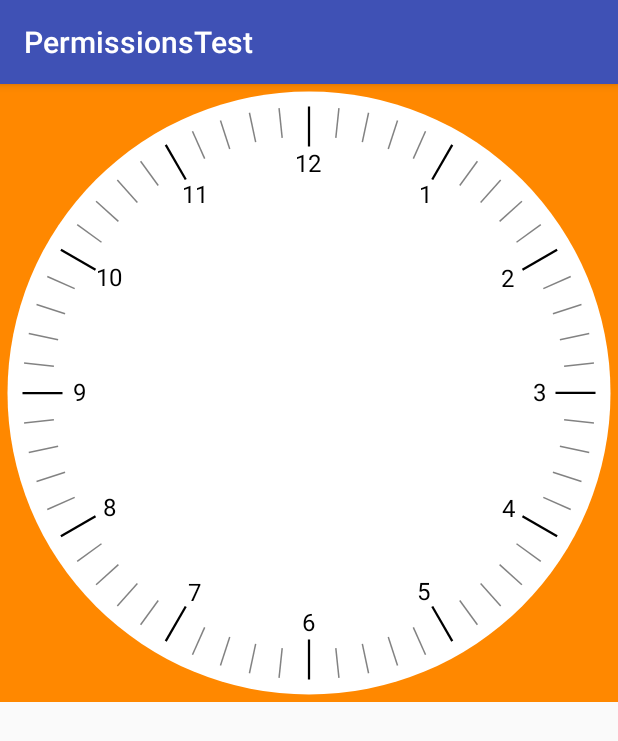
After one commit to 252162875/MyDemos, an Android app: the WatchActivity screen opened directly, with no data from a screen before it, on a phone screen of 412 x 824 dp. The commit adds this screen. Shown: the top 741 px of the screen. Run offline under Robolectric (Android 15) with nearby library versions, the phone set to English and light mode, and no system bars; our stand-ins replace ButterKnife.

Commit message:
画了表盘的刻度和文字，接下来要画指针

```diff
--- a/app/src/main/AndroidManifest.xml
+++ b/app/src/main/AndroidManifest.xml
@@ -57,6 +57,7 @@
         <activity android:name=".MuiltDownLoadActivity" />
         <activity android:name=".VerticalScrollActivity"></activity>
         <activity android:name=".PolygonActivity"></activity>
+        <activity android:name=".WatchActivity"></activity>
     </application>
 
 </manifest>
--- a/app/src/main/java/kx/rnd/com/permissionstest/SecondActivity.java
+++ b/app/src/main/java/kx/rnd/com/permissionstest/SecondActivity.java
@@ -37,7 +37,7 @@ public class SecondActivity extends Activity {
         }
     }
 
-    @OnClick({R.id.btn_buletooth, R.id.btn_muiltdownload, R.id.btn_verticalscroll,R.id.btn_polygon})
+    @OnClick({R.id.btn_buletooth, R.id.btn_muiltdownload, R.id.btn_verticalscroll, R.id.btn_polygon, R.id.btn_watch})
     public void onClick(View view) {
         switch (view.getId()) {
             case R.id.btn_buletooth:
@@ -55,6 +55,10 @@ public class SecondActivity extends Activity {
                 Intent polygonItent = new Intent(SecondActivity.this, PolygonActivity.class);
                 startActivity(polygonItent);
                 break;
+            case R.id.btn_watch:
+                Intent watchItent = new Intent(SecondActivity.this, WatchActivity.class);
+                startActivity(watchItent);
+                break;
         }
     }
 }
--- /dev/null
+++ b/app/src/main/java/kx/rnd/com/permissionstest/WatchActivity.java
@@ -0,0 +1,18 @@
+package kx.rnd.com.permissionstest;
+
+import android.os.Bundle;
+import android.support.v7.app.AppCompatActivity;
+
+import butterknife.ButterKnife;
+
+public class WatchActivity extends AppCompatActivity {
+
+    @Override
+    protected void onCreate(Bundle savedInstanceState) {
+        super.onCreate(savedInstanceState);
+        setContentView(R.layout.activity_watch);
+        ButterKnife.bind(this);
+
+    }
+
+}
--- /dev/null
+++ b/app/src/main/java/kx/rnd/com/permissionstest/view/WatchView.java
@@ -0,0 +1,193 @@
+package kx.rnd.com.permissionstest.view;
+
+import android.content.Context;
+import android.content.res.TypedArray;
+import android.graphics.Canvas;
+import android.graphics.Color;
+import android.graphics.Paint;
+import android.graphics.Rect;
+import android.util.AttributeSet;
+import android.util.Log;
+import android.view.View;
+
+import kx.rnd.com.permissionstest.R;
+import kx.rnd.com.permissionstest.utils.SizeUtil;
+
+public class WatchView extends View {
+
+    private float mRadius; //外圆半径
+    private float mPadding; //边距
+    private float mTextSize; //文字大小
+    private float mHourPointWidth; //时针宽度
+    private float mMinutePointWidth; //分针宽度
+    private float mSecondPointWidth; //秒针宽度
+    private int mPointRadius; // 指针圆角
+    private float mPointEndLength; //指针末尾的长度
+
+    private int mColorLong; //长线的颜色
+    private int mColorShort; //短线的颜色
+    private int mHourPointColor; //时针的颜色
+    private int mMinutePointColor; //分针的颜色
+    private int mSecondPointColor; //秒针的颜色
+
+    private Paint mPaint; //画笔
+
+    public WatchView(Context context) {
+        this(context, null);
+    }
+
+    public WatchView(Context context, AttributeSet attrs) {
+        super(context, attrs);
+        obtainStyledAttrs(attrs); //获取自定义的属性
+        init(); //初始化画笔
+    }
+
+    //画笔初始化
+    private void init() {
+        mPaint = new Paint();
+        mPaint.setAntiAlias(true);//设置抗锯齿
+        mPaint.setDither(true);//防抖动
+    }
+
+    //获取自定义的属性
+    private void obtainStyledAttrs(AttributeSet attrs) {
+        TypedArray array = null;
+        try {
+            array = getContext().obtainStyledAttributes(attrs, R.styleable.WatchView);
+            mPadding = array.getDimension(R.styleable.WatchView_wv_padding, DptoPx(10));
+            mTextSize = array.getDimension(R.styleable.WatchView_wv_textsize, SptoPx(16));
+            mHourPointWidth = array.getDimension(R.styleable.WatchView_wv_hour_width, DptoPx(5));
+            mMinutePointWidth = array.getDimension(R.styleable.WatchView_wv_minute_pointer_color, DptoPx(3));
+            mSecondPointWidth = array.getDimension(R.styleable.WatchView_wv_second_width, DptoPx(2));
+            mPointRadius = (int) array.getDimension(R.styleable.WatchView_wv_pointer_corner_radius, DptoPx(10));
+            mPointEndLength = array.getDimension(R.styleable.WatchView_wv_pointer_end_length, DptoPx(10));
+
+            mColorLong = array.getColor(R.styleable.WatchView_wv_scale_long_color, Color.argb(225, 0, 0, 0));
+            mColorShort = array.getColor(R.styleable.WatchView_wv_scale_short_color, Color.argb(125, 0, 0, 0));
+            mMinutePointColor = array.getColor(R.styleable.WatchView_wv_minute_pointer_color, Color.BLACK);
+            mSecondPointColor = array.getColor(R.styleable.WatchView_wv_second_pointer_color, Color.RED);
+        } catch (Exception e) {
+            //一旦出现错误全部使用默认值
+            mPadding = DptoPx(10);
+            mTextSize = SptoPx(16);
+            mHourPointWidth = DptoPx(5);
+            mMinutePointWidth = DptoPx(3);
+            mSecondPointWidth = DptoPx(2);
+            mPointRadius = (int) DptoPx(10);
+            mPointEndLength = DptoPx(10);
+
+            mColorLong = Color.argb(225, 0, 0, 0);
+            mColorShort = Color.argb(125, 0, 0, 0);
+            mMinutePointColor = Color.BLACK;
+            mSecondPointColor = Color.RED;
+        } finally {
+            if (array != null) {
+                array.recycle();
+            }
+        }
+    }
+
+    @Override
+    protected void onMeasure(int widthMeasureSpec, int heightMeasureSpec) {
+        super.onMeasure(widthMeasureSpec, heightMeasureSpec);
+        int width = 2000; //设定一个最小值
+        int widthSize = MeasureSpec.getSize(widthMeasureSpec);
+        int widthMode = MeasureSpec.getMode(widthMeasureSpec);
+        int heightSize = MeasureSpec.getSize(heightMeasureSpec);
+        int heightMode = MeasureSpec.getMode(heightMeasureSpec);
+        Log.e("AT_MOST_widthMode", widthMode == MeasureSpec.AT_MOST ? "1" : "2");//wrap_content
+        Log.e("AT_MOST_heightMode", heightMode == MeasureSpec.AT_MOST ? "1" : "2");//wrap_content
+        Log.e("UNSPECIFIED_widthMode", widthMode == MeasureSpec.UNSPECIFIED ? "1" : "2");
+        Log.e("UNSPECIFIED_heightMode", heightMode == MeasureSpec.UNSPECIFIED ? "1" : "2");
+        Log.e("EXACTLY_widthMode", widthMode == MeasureSpec.EXACTLY ? "1" : "2");//match_parent,精确值
+        Log.e("EXACTLY_heightMode", heightMode == MeasureSpec.EXACTLY ? "1" : "2");//match_parent,精确值
+        if (widthMode == MeasureSpec.AT_MOST && heightMode == MeasureSpec.AT_MOST) {
+            try {
+                throw new NoDetermineSizeException("宽度高度至少有一个确定的值,不能同时为wrap_content");
+            } catch (NoDetermineSizeException e) {
+                e.printStackTrace();
+            }
+        } else { //至少有一个为确定值,要获取其中的最小值
+            if (widthMode == MeasureSpec.EXACTLY) {
+                width = Math.min(widthSize, width);
+            }
+            if (heightMode == MeasureSpec.EXACTLY) {
+                width = Math.min(heightSize, width);
+            }
+            setMeasuredDimension(width, width);
+        }
+    }
+
+    //获取值应该在测量完成之后,所以在onSizeChange里面获取
+    @Override
+    protected void onSizeChanged(int w, int h, int oldw, int oldh) {
+        mRadius = (Math.min(w, h) - mPadding) / 2;
+        mPointEndLength = mRadius / 6; //尾部指针默认为半径的六分之一
+    }
+
+    @Override
+    protected void onDraw(Canvas canvas) {
+        canvas.save();
+        canvas.translate(getWidth() / 2, getHeight() / 2);
+        //绘制外圆背景
+        paintCircle(canvas);
+        paintScale(canvas);
+        canvas.restore();
+    }
+
+    //绘制外圆背景
+    private void paintCircle(Canvas canvas) {
+        mPaint.setColor(Color.WHITE);
+        mPaint.setStyle(Paint.Style.FILL);//设置实心，画出来就是填充效果
+        canvas.drawCircle(0, 0, mRadius, mPaint);
+    }
+
+    //绘制刻度
+    private void paintScale(Canvas canvas) {
+        mPaint.setStrokeWidth(SizeUtil.Dp2Px(getContext(), 1));//设置画笔宽度
+        int lineWidth = 0;//定义刻度长度
+        //一共59个刻度,当刻度是第0个或者5的倍数时，刻度长，其他时候刻度短
+        for (int i = 0; i < 60; i++) {
+            if (i % 5 == 0) { //整点
+                lineWidth = 40;
+                mPaint.setStrokeWidth(SizeUtil.Dp2Px(getContext(), 1.5f));
+                mPaint.setColor(mColorLong);
+                mPaint.setTextSize(mTextSize);//设置字体大小
+                String text = ((i / 5) == 0 ? 12 : (i / 5)) + "";//设置要现实的文字（根据位置算出要显示的文字）
+                Rect textBound = new Rect();
+                mPaint.getTextBounds(text, 0, text.length(), textBound);//计算文字所占矩阵(矩形)大小
+                mPaint.setColor(Color.BLACK);//设置文字颜色
+                canvas.save();
+                canvas.translate(0, -mRadius + DptoPx(5) + lineWidth + mPadding + (textBound.bottom - textBound.top) / 2);
+                canvas.rotate(-6 * i);
+                mPaint.setStyle(Paint.Style.FILL);//设置实心
+//                canvas.drawText(text, -(textBound.right - textBound.left) / 2, textBound.bottom, mPaint);
+                canvas.drawText(text, -(textBound.right + textBound.left) / 2, -(textBound.bottom + textBound.top) / 2, mPaint);//这块牵扯到drawText的文字与矩阵（矩形）位置的四边关系
+                canvas.restore();
+
+            } else { //非整点
+                lineWidth = 30;
+                mPaint.setColor(mColorShort);
+                mPaint.setStrokeWidth(SizeUtil.Dp2Px(getContext(), 1));
+            }
+            canvas.drawLine(0, -mRadius + SizeUtil.Dp2Px(getContext(), 10), 0, -mRadius + SizeUtil.Dp2Px(getContext(), 10) + lineWidth, mPaint);//X方向没有改变，Y方向上向上绘制10dp长度
+            canvas.rotate(6);//在for循环里面每次画线完就旋转360/60 = 6 度
+        }
+    }
+
+    //Dp转px
+    private float DptoPx(int value) {
+        return SizeUtil.Dp2Px(getContext(), value);
+    }
+
+    //sp转px
+    private float SptoPx(int value) {
+        return SizeUtil.Sp2Px(getContext(), value);
+    }
+
+    class NoDetermineSizeException extends Exception {
+        public NoDetermineSizeException(String message) {
+            super(message);
+        }
+    }
+}
--- a/app/src/main/res/layout/activity_second.xml
+++ b/app/src/main/res/layout/activity_second.xml
@@ -29,5 +29,11 @@
         android:layout_height="wrap_content"
         android:layout_marginTop="10dp"
         android:text="多边形（数据统计）" />
+    <Button
+        android:id="@+id/btn_watch"
+        android:layout_width="match_parent"
+        android:layout_height="wrap_content"
+        android:layout_marginTop="10dp"
+        android:text="表盘" />
 
 </LinearLayout>
--- /dev/null
+++ b/app/src/main/res/layout/activity_watch.xml
@@ -0,0 +1,13 @@
+<?xml version="1.0" encoding="utf-8"?>
+<LinearLayout xmlns:android="http://schemas.android.com/apk/res/android"
+    android:layout_width="match_parent"
+    android:layout_height="match_parent"
+    android:orientation="vertical">
+
+    <kx.rnd.com.permissionstest.view.WatchView
+        android:layout_width="match_parent"
+        android:layout_height="match_parent"
+        android:layout_gravity="center"
+        android:background="@android:color/holo_orange_dark" />
+
+</LinearLayout>
```
Also changed, not shown: app/src/main/java/kx/rnd/com/permissionstest/utils/SizeUtil.java (added, +77 -0 lines), app/src/main/res/values/watch_view_attr.xml (added, +29 -0 lines).
